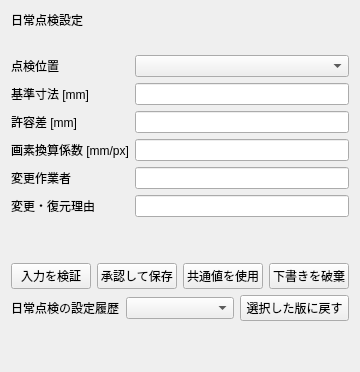
Qt form aikensa/gui/pages/SETTINGS/daily_inspection_settings.ui (stefanoKS/aikensaMaster) before a commit.
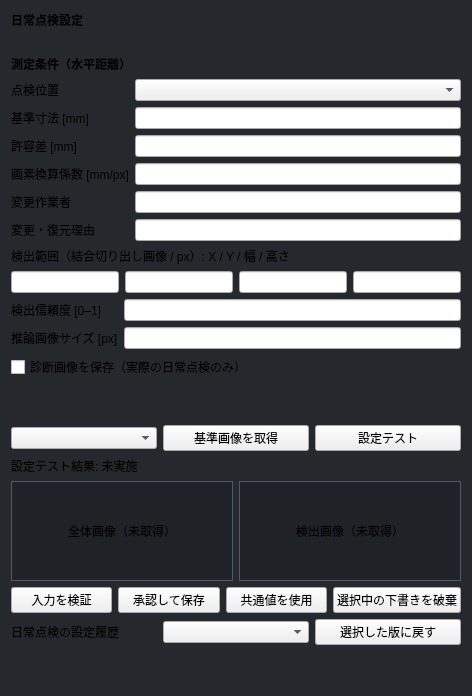
The same form after that commit.

Commit message: Preview and test daily inspection drafts before approving settings

Patch:
```diff
--- a/aikensa/gui/pages/SETTINGS/daily_inspection_settings.ui
+++ b/aikensa/gui/pages/SETTINGS/daily_inspection_settings.ui
@@ -2,9 +2,15 @@
 <ui version="4.0">
  <class>DailyInspectionSettingsPage</class>
  <widget class="QWidget" name="DailyInspectionSettingsPage">
+  <property name="styleSheet">
+   <string notr="true">QWidget#DailyInspectionSettingsPage { background-color: #25292d; }
+QLabel#dailyFullPreviewLabel, QLabel#dailyCropPreviewLabel { background-color: #1f2327; border: 1px solid #505a63; }
+QLabel#dailyTitleLabel, QLabel#dailyReferenceHeading { font-weight: bold; }</string>
+  </property>
   <layout class="QVBoxLayout" name="dailySettingsLayout">
    <item><widget class="QLabel" name="dailyTitleLabel"><property name="text"><string>日常点検設定</string></property></widget></item>
    <item><widget class="QLabel" name="dailyRevisionLabel"><property name="wordWrap"><bool>true</bool></property></widget></item>
+   <item><widget class="QLabel" name="dailyReferenceHeading"><property name="text"><string>測定条件（水平距離）</string></property></widget></item>
    <item>
     <layout class="QFormLayout" name="dailyReferenceForm">
      <item row="0" column="0"><widget class="QLabel" name="dailyPositionLabel"><property name="text"><string>点検位置</string></property></widget></item>
@@ -21,14 +27,58 @@
      <item row="5" column="1"><widget class="QLineEdit" name="dailyReasonEdit"/></item>
     </layout>
    </item>
+   <item><widget class="QLabel" name="dailyROILabel"><property name="text"><string>検出範囲（結合切り出し画像 / px）: X / Y / 幅 / 高さ</string></property></widget></item>
+   <item>
+    <layout class="QHBoxLayout" name="dailyROILayout">
+     <item><widget class="QLineEdit" name="dailyXEdit"><property name="accessibleName"><string>X [px]</string></property></widget></item>
+     <item><widget class="QLineEdit" name="dailyYEdit"><property name="accessibleName"><string>Y [px]</string></property></widget></item>
+     <item><widget class="QLineEdit" name="dailyWidthEdit"><property name="accessibleName"><string>幅 [px]</string></property></widget></item>
+     <item><widget class="QLineEdit" name="dailyHeightEdit"><property name="accessibleName"><string>高さ [px]</string></property></widget></item>
+    </layout>
+   </item>
+   <item>
+    <layout class="QFormLayout" name="dailyInferenceForm">
+     <item row="0" column="0"><widget class="QLabel" name="dailyConfidenceLabel"><property name="text"><string>検出信頼度 [0–1]</string></property></widget></item>
+     <item row="0" column="1"><widget class="QLineEdit" name="dailyConfidenceEdit"/></item>
+     <item row="1" column="0"><widget class="QLabel" name="dailyImageSizeLabel"><property name="text"><string>推論画像サイズ [px]</string></property></widget></item>
+     <item row="1" column="1"><widget class="QLineEdit" name="dailyImageSizeEdit"/></item>
+    </layout>
+   </item>
+   <item><widget class="QCheckBox" name="dailyDiagnosticCheck"><property name="text"><string>診断画像を保存（実際の日常点検のみ）</string></property></widget></item>
    <item><widget class="QLabel" name="dailyProfileDetailsLabel"><property name="wordWrap"><bool>true</bool></property></widget></item>
    <item><widget class="QLabel" name="dailyDraftLabel"><property name="wordWrap"><bool>true</bool></property></widget></item>
+   <item>
+    <layout class="QHBoxLayout" name="dailyTestActions">
+     <item><widget class="QComboBox" name="dailyReferencePositionCombo"/></item>
+     <item><widget class="QPushButton" name="dailyCaptureButton"><property name="text"><string>基準画像を取得</string></property></widget></item>
+     <item><widget class="QPushButton" name="dailyTestButton"><property name="text"><string>設定テスト</string></property></widget></item>
+    </layout>
+   </item>
+   <item><widget class="QLabel" name="dailyTestResultLabel"><property name="wordWrap"><bool>true</bool></property><property name="text"><string>設定テスト結果: 未実施</string></property></widget></item>
+   <item>
+    <layout class="QHBoxLayout" name="dailyPreviewLayout">
+     <item>
+      <widget class="QLabel" name="dailyFullPreviewLabel">
+       <property name="minimumSize"><size><width>0</width><height>100</height></size></property>
+       <property name="alignment"><set>Qt::AlignCenter</set></property>
+       <property name="text"><string>全体画像（未取得）</string></property>
+      </widget>
+     </item>
+     <item>
+      <widget class="QLabel" name="dailyCropPreviewLabel">
+       <property name="minimumSize"><size><width>0</width><height>100</height></size></property>
+       <property name="alignment"><set>Qt::AlignCenter</set></property>
+       <property name="text"><string>検出画像（未取得）</string></property>
+      </widget>
+     </item>
+    </layout>
+   </item>
    <item>
     <layout class="QHBoxLayout" name="dailyActions">
      <item><widget class="QPushButton" name="dailyValidateButton"><property name="text"><string>入力を検証</string></property></widget></item>
      <item><widget class="QPushButton" name="dailySaveButton"><property name="text"><string>承認して保存</string></property></widget></item>
      <item><widget class="QPushButton" name="dailyInheritButton"><property name="text"><string>共通値を使用</string></property></widget></item>
-     <item><widget class="QPushButton" name="dailyDiscardButton"><property name="text"><string>下書きを破棄</string></property></widget></item>
+     <item><widget class="QPushButton" name="dailyDiscardButton"><property name="text"><string>選択中の下書きを破棄</string></property></widget></item>
     </layout>
    </item>
    <item>
```
The commit also changes 20 other files.
